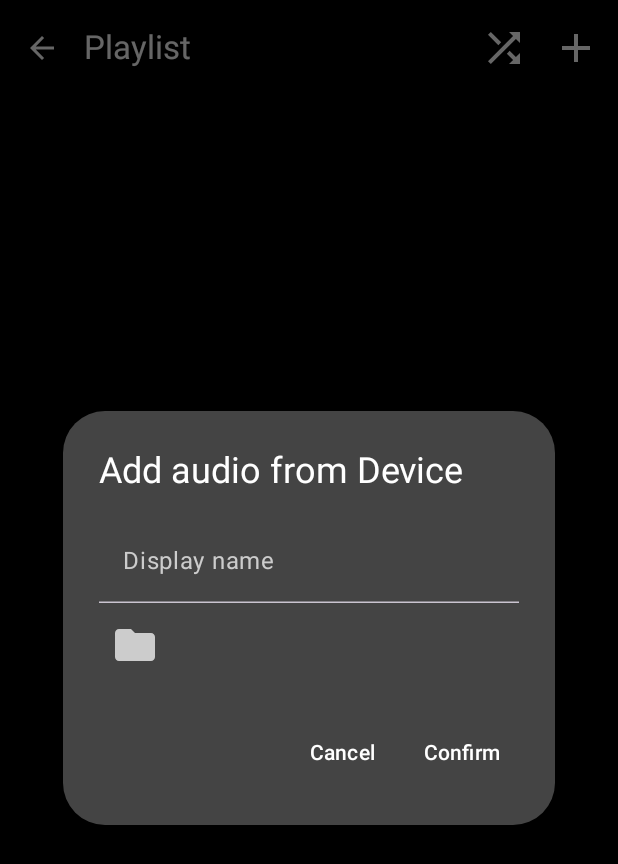
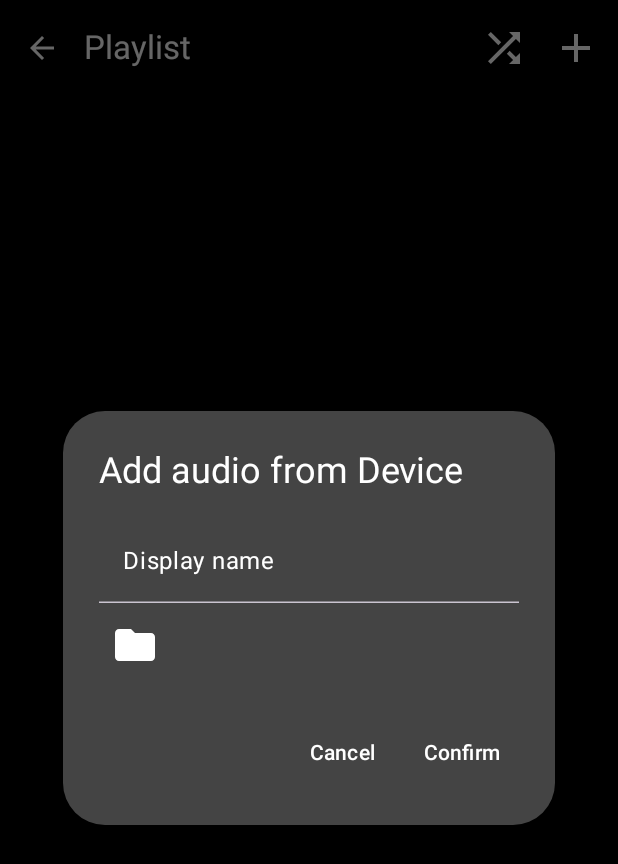
Before and after one commit to CommonHouseCat/Music-Player, an Android app built with Jetpack Compose: the PlaylistActivity screen opened directly, with no data from a screen before it, after a tap on "Add Song", on a phone screen of 412 x 824 dp. Shown: the top 864 px of the screen. Run offline under Robolectric (Android 15) with nearby library versions, the phone set to English and light mode, and no system bars; our stand-ins replace Room's generated code; network calls fail.

Commit message:
feat: Full implementation of the theme preference for the rest of the app (so far).

```diff
--- a/app/src/main/java/com/example/nlcn/PlaylistActivity.kt
+++ b/app/src/main/java/com/example/nlcn/PlaylistActivity.kt
@@ -167,27 +167,27 @@ fun PlaylistScreen(
 
     Surface(
         modifier = Modifier.fillMaxSize(),
-        color = Color.Black
+        color = MaterialTheme.colorScheme.secondary
     ) {
         Column {
             TopAppBar(
-                title = { Text(playlistTitle, color = Color.White) },
+                title = { Text(playlistTitle, color = MaterialTheme.colorScheme.onPrimary) },
                 navigationIcon = {
                     IconButton(onClick = { (context as? ComponentActivity)?.onBackPressedDispatcher?.onBackPressed() }) {
                         Icon(
                             imageVector = Icons.AutoMirrored.Filled.ArrowBack,
                             contentDescription = "Back",
-                            tint = Color.White
+                            tint = MaterialTheme.colorScheme.onPrimary
                         )
                     }
                 },
-                colors = TopAppBarDefaults.topAppBarColors(containerColor = Color.Black),
+                colors = TopAppBarDefaults.topAppBarColors(containerColor = MaterialTheme.colorScheme.surface),
                 actions = {
                     IconButton(onClick = { /* Handle shuffle */ }) {
                         Icon(
                             imageVector = Icons.Default.Shuffle,
                             contentDescription = "Shuffle",
-                            tint = Color.White,
+                            tint = MaterialTheme.colorScheme.onPrimary,
                             modifier = Modifier.size(32.dp)
                         )
                     }
@@ -195,7 +195,7 @@ fun PlaylistScreen(
                         Icon(
                             imageVector = Icons.Default.Add,
                             contentDescription = "Add Song",
-                            tint = Color.White,
+                            tint = MaterialTheme.colorScheme.onPrimary,
                             modifier = Modifier.size(32.dp)
                         )
                     }
@@ -230,17 +230,17 @@ fun PlaylistScreen(
                     displayName = ""
                     onFileNameChange("")
                 },
-                title = { Text("Add audio from Device", color = Color.White) },
+                title = { Text("Add audio from Device", color = MaterialTheme.colorScheme.onPrimary) },
                 text = {
                     Column {
                         TextField(
                             value = displayName,
                             onValueChange = { displayName = it },
-                            label = { Text("Display name", color = Color.LightGray) },
+                            label = { Text("Display name", color = MaterialTheme.colorScheme.onPrimary) },
                             singleLine = true,
                             colors = TextFieldDefaults.colors(
-                                focusedTextColor = Color.White,
-                                unfocusedTextColor = Color.White,
+                                focusedTextColor = MaterialTheme.colorScheme.onPrimary,
+                                unfocusedTextColor = MaterialTheme.colorScheme.onPrimary,
                                 focusedContainerColor = Color.Transparent,
                                 unfocusedContainerColor = Color.Transparent
                             )
@@ -253,13 +253,13 @@ fun PlaylistScreen(
                             Icon(
                                 imageVector = Icons.Default.Folder,
                                 contentDescription = "Add from local device",
-                                tint = Color.LightGray,
+                                tint = MaterialTheme.colorScheme.onPrimary,
                                 modifier = Modifier.size(32.dp)
                             )
                         }
 
                         if (fileName.isNotEmpty()) {
-                            Text(text = "Selected file: \n$fileName", color = Color.White)
+                            Text(text = "Selected file: \n$fileName", color = MaterialTheme.colorScheme.onPrimary)
                         }
                     }
                 },
@@ -291,7 +291,7 @@ fun PlaylistScreen(
                             }
                         }
                     ) {
-                        Text("Confirm", color = Color.White)
+                        Text("Confirm", color = MaterialTheme.colorScheme.onPrimary)
                     }
                 },
                 dismissButton = {
@@ -302,10 +302,10 @@ fun PlaylistScreen(
                             onFileNameChange("")
                         }
                     ) {
-                        Text("Cancel", color = Color.White)
+                        Text("Cancel", color = MaterialTheme.colorScheme.onPrimary)
                     }
                 },
-                containerColor = Color.DarkGray
+                containerColor = MaterialTheme.colorScheme.primaryContainer
             )
         }
 
@@ -315,9 +315,9 @@ fun PlaylistScreen(
                     showDeleteDialog = false
                     songToDelete = null
                 },
-                title = { Text(with(updatedContext) { getString(R.string.deleteSong) }, color = Color.White) },
+                title = { Text(with(updatedContext) { getString(R.string.deleteSong) }, color = MaterialTheme.colorScheme.onPrimary) },
                 text = {
-                    Text((with(updatedContext) { getString(R.string.deleteSongConfirmation) + "\n ${songToDelete?.displayName}"}) , color = Color.White) },
+                    Text((with(updatedContext) { getString(R.string.deleteSongConfirmation) + "\n ${songToDelete?.displayName}"}) , color = MaterialTheme.colorScheme.onPrimary) },
                 confirmButton = {
                     TextButton(
                         onClick = {
@@ -331,7 +331,7 @@ fun PlaylistScreen(
                             }
                         }
                     ) {
-                        Text(with(updatedContext) {getString(R.string.delete)}, color = Color.Red)
+                        Text(with(updatedContext) {getString(R.string.delete)}, color = MaterialTheme.colorScheme.secondaryContainer)
                     }
                 },
                 dismissButton = {
@@ -341,10 +341,10 @@ fun PlaylistScreen(
                             songToDelete = null
                         }
                     ) {
-                        Text(with(updatedContext) {getString(R.string.cancel)}, color = Color.White)
+                        Text(with(updatedContext) {getString(R.string.cancel)}, color = MaterialTheme.colorScheme.onPrimary)
                     }
                 },
-                containerColor = Color.DarkGray
+                containerColor = MaterialTheme.colorScheme.primaryContainer
             )
         }
     }
@@ -357,7 +357,7 @@ fun SongItem(song: SongEntity, onDeleteClick: () -> Unit, onItemClick: () -> Uni
             .fillMaxWidth()
             .padding(start = 16.dp, end = 16.dp, top = 6.dp, bottom = 6.dp)
             .clip(RoundedCornerShape(8.dp))
-            .background(Color.DarkGray)
+            .background(MaterialTheme.colorScheme.onTertiary)
             .clickable(onClick = onItemClick),
         horizontalArrangement = Arrangement.SpaceBetween,
         verticalAlignment = Alignment.CenterVertically
@@ -365,7 +365,7 @@ fun SongItem(song: SongEntity, onDeleteClick: () -> Unit, onItemClick: () -> Uni
         Text(
             text = song.displayName,
             style = MaterialTheme.typography.headlineSmall,
-            color = Color.White,
+            color = MaterialTheme.colorScheme.onPrimary,
             modifier = Modifier
                 .weight(1f)
                 .padding(start = 16.dp, top = 8.dp, bottom = 8.dp)
@@ -375,7 +375,7 @@ fun SongItem(song: SongEntity, onDeleteClick: () -> Unit, onItemClick: () -> Uni
             Icon(
                 imageVector = Icons.Default.Delete,
                 contentDescription = "Delete",
-                tint = Color.Red,
+                tint = MaterialTheme.colorScheme.secondaryContainer,
                 modifier = Modifier.size(24.dp)
             )
         }
--- a/app/src/main/java/com/example/nlcn/ui/theme/Theme.kt
+++ b/app/src/main/java/com/example/nlcn/ui/theme/Theme.kt
@@ -25,6 +25,7 @@ private val DarkColorScheme = darkColorScheme(
     onTertiary = Color.DarkGray,
     onBackground = Color.White,
     onSurface = Color.Black,
+    primaryContainer = Color.DarkGray,
     secondaryContainer = Color(0xFFFF4500),
     tertiaryContainer = Color(0xFF8031A7)
 )
@@ -40,6 +41,7 @@ private val LightColorScheme = lightColorScheme(
     onTertiary = Color.LightGray,
     onBackground = Color.Black,
     onSurface = Color.White,
+    primaryContainer = Color.LightGray,
     secondaryContainer = Color.Red,
     tertiaryContainer = Color(0xFFFFA500)
 )
```
Also changed, not shown: app/src/main/java/com/example/nlcn/LocalFile.kt (+7 -7 lines), app/src/main/java/com/example/nlcn/PlayPreLoadedSound.kt (+20 -21 lines), app/src/main/java/com/example/nlcn/PlaySong.kt (+20 -19 lines), 1 other file.
